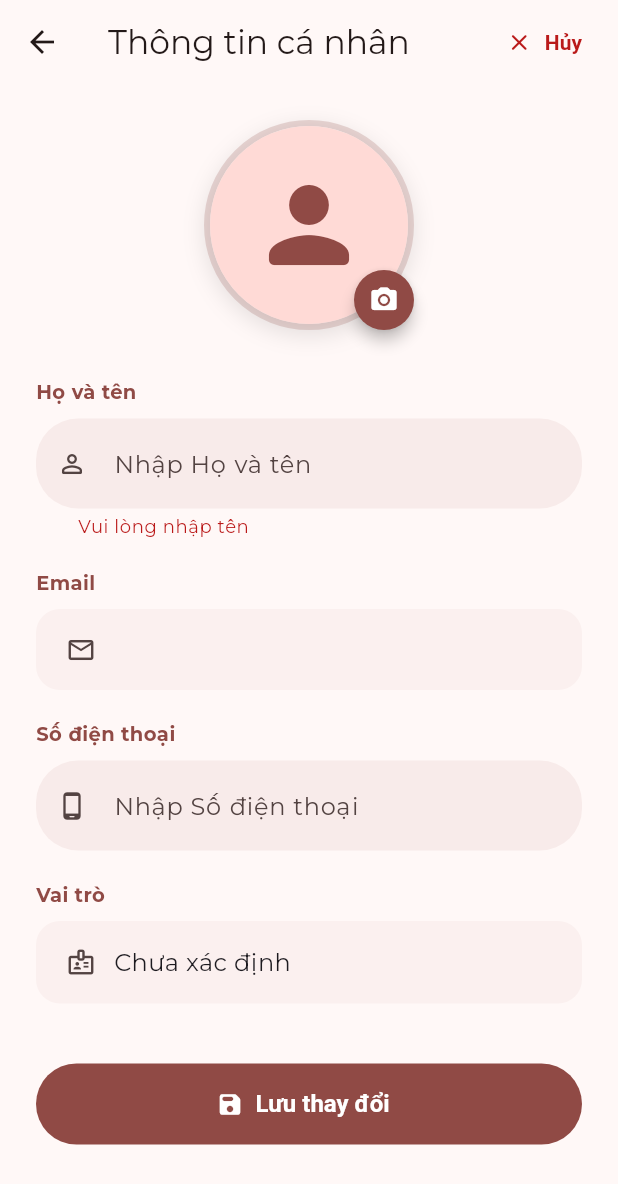
After one commit to VanHari318/QuanLyNhaHang, a Flutter app: the ProfileScreen screen opened directly, after a tap on "Chỉnh sửa", after a tap on "Lưu thay đổi", on a phone screen of 412 x 824 dp. The commit adds this screen. Shown: the top 1184 px of the screen. Run offline on Flutter 3.47's test engine with Material 3 defaults, Android fonts, the phone set to English and light mode, and no system bars; our stand-ins replace cloud_firestore, firebase_auth, firebase_core, flutter_dotenv, flutter_map, geolocator and 5 more; missing offline and left inert: mobile_scanner; accounts and stored records are empty.

Commit message:
update profile for cashie, kitchen and waiter

```diff
--- a/lib/providers/auth_provider.dart
+++ b/lib/providers/auth_provider.dart
@@ -49,7 +49,7 @@ class AuthProvider with ChangeNotifier {
     return result != null;
   }
 
-  Future<void> updateProfile({String? name, String? phoneNumber}) async {
+  Future<void> updateProfile({String? name, String? phoneNumber, String? imageUrl}) async {
     if (_user == null) return;
 
     final updatedUser = UserModel(
@@ -57,7 +57,7 @@ class AuthProvider with ChangeNotifier {
       name: name ?? _user!.name,
       email: _user!.email,
       role: _user!.role,
-      imageUrl: _user!.imageUrl,
+      imageUrl: imageUrl ?? _user!.imageUrl,
       phoneNumber: phoneNumber ?? _user!.phoneNumber,
     );
 
--- a/lib/screens/cashier/cashier_screen.dart
+++ b/lib/screens/cashier/cashier_screen.dart
@@ -7,6 +7,7 @@ import '../../models/order_model.dart';
 import '../../models/table_model.dart';
 import '../../models/user_model.dart';
 import '../../utils/logout_helper.dart';
+import '../profile/profile_screen.dart';
 
 /// Màn hình thu ngân – dùng OrderModel API mới (dish thay foodItem, tableId thay tableNumber)
 class CashierScreen extends StatelessWidget {
@@ -33,6 +34,13 @@ class CashierScreen extends StatelessWidget {
                 onPressed: () => Navigator.pop(context))
             : null,
         actions: [
+          IconButton(
+            icon: const Icon(Icons.person_outline_rounded),
+            onPressed: () => Navigator.push(
+              context,
+              MaterialPageRoute(builder: (_) => const ProfileScreen()),
+            ),
+          ),
           IconButton(
             icon: const Icon(Icons.logout_rounded),
             onPressed: () => LogoutHelper.showLogoutDialog(context),
--- a/lib/screens/kitchen/kitchen_screen.dart
+++ b/lib/screens/kitchen/kitchen_screen.dart
@@ -5,6 +5,7 @@ import '../../providers/order_provider.dart';
 import '../../models/order_model.dart';
 import '../../models/user_model.dart';
 import '../../utils/logout_helper.dart';
+import '../profile/profile_screen.dart';
 
 /// Màn hình bếp – dùng OrderModel API mới (item.dish thay item.foodItem)
 class KitchenScreen extends StatelessWidget {
@@ -32,6 +33,13 @@ class KitchenScreen extends StatelessWidget {
                 onPressed: () => Navigator.pop(context))
             : null,
         actions: [
+          IconButton(
+            icon: const Icon(Icons.person_outline_rounded),
+            onPressed: () => Navigator.push(
+              context,
+              MaterialPageRoute(builder: (_) => const ProfileScreen()),
+            ),
+          ),
           IconButton(
             icon: const Icon(Icons.logout_rounded),
             onPressed: () => LogoutHelper.showLogoutDialog(context),
--- /dev/null
+++ b/lib/screens/profile/profile_screen.dart
@@ -0,0 +1,330 @@
+import 'dart:io';
+import 'package:flutter/material.dart';
+import 'package:provider/provider.dart';
+import 'package:image_picker/image_picker.dart';
+import '../../providers/auth_provider.dart';
+import '../../models/user_model.dart';
+import '../../services/cloudinary_service.dart';
+import 'package:flutter/foundation.dart' show kIsWeb;
+
+class ProfileScreen extends StatefulWidget {
+  const ProfileScreen({super.key});
+
+  @override
+  State<ProfileScreen> createState() => _ProfileScreenState();
+}
+
+class _ProfileScreenState extends State<ProfileScreen> {
+  bool _isEditing = false;
+  final _formKey = GlobalKey<FormState>();
+
+  late TextEditingController _nameController;
+  late TextEditingController _phoneController;
+
+  File? _pickedImage;
+  XFile? _webPickedImage;
+  String? _currentImageUrl;
+  bool _isUploading = false;
+
+  @override
+  void initState() {
+    super.initState();
+    final user = Provider.of<AuthProvider>(context, listen: false).user;
+    _nameController = TextEditingController(text: user?.name ?? '');
+    _phoneController = TextEditingController(text: user?.phoneNumber ?? '');
+    _currentImageUrl = user?.imageUrl;
+  }
+
+  @override
+  void dispose() {
+    _nameController.dispose();
+    _phoneController.dispose();
+    super.dispose();
+  }
+
+  Future<void> _pickImage() async {
+    final picker = ImagePicker();
+    final picked = await picker.pickImage(source: ImageSource.gallery);
+    if (picked != null) {
+      setState(() {
+        _webPickedImage = picked;
+        if (!kIsWeb) {
+          _pickedImage = File(picked.path);
+        }
+      });
+    }
+  }
+
+  Future<void> _saveChanges() async {
+    if (!_formKey.currentState!.validate()) return;
+
+    setState(() => _isUploading = true);
+
+    final authProvider = Provider.of<AuthProvider>(context, listen: false);
+    String finalImageUrl = _currentImageUrl ?? '';
+
+    // Upload image if picked
+    if (_pickedImage != null || _webPickedImage != null) {
+      final uploadedUrl = await CloudinaryService.uploadImage(
+        imageFile: _pickedImage,
+        webImage: _webPickedImage,
+        preset: CloudinaryService.avatarPreset,
+        folder: CloudinaryService.avatarFolder,
+      );
+      if (uploadedUrl.isNotEmpty) {
+        finalImageUrl = uploadedUrl;
+      }
+    }
+
+    try {
+      await authProvider.updateProfile(
+        name: _nameController.text.trim(),
+        phoneNumber: _phoneController.text.trim(),
+        imageUrl: finalImageUrl,
+      );
+
+      if (mounted) {
+        ScaffoldMessenger.of(context).showSnackBar(
+          const SnackBar(content: Text('✅ Cập nhật thông tin thành công')),
+        );
+        setState(() {
+          _isEditing = false;
+          _isUploading = false;
+          _currentImageUrl = finalImageUrl;
+        });
+      }
+    } catch (e) {
+      if (mounted) {
+        ScaffoldMessenger.of(context).showSnackBar(
+          SnackBar(content: Text('❌ Lỗi: $e')),
+        );
+        setState(() => _isUploading = false);
+      }
+    }
+  }
+
+  @override
+  Widget build(BuildContext context) {
+    final user = Provider.of<AuthProvider>(context).user;
+    if (user == null) return const Scaffold(body: Center(child: Text('Không tìm thấy người dùng')));
+    final cs = Theme.of(context).colorScheme;
+
+    return Scaffold(
+      appBar: AppBar(
+        title: const Text('Thông tin cá nhân'),
+        actions: [
+          if (!_isEditing)
+            Padding(
+              padding: const EdgeInsets.only(right: 8),
+              child: TextButton.icon(
+                onPressed: () => setState(() => _isEditing = true),
+                icon: const Icon(Icons.edit_note_rounded),
+                label: const Text('Chỉnh sửa'),
+                style: TextButton.styleFrom(
+                  foregroundColor: cs.primary,
+                  textStyle: const TextStyle(fontWeight: FontWeight.bold),
+                ),
+              ),
+            )
+          else
+            Padding(
+              padding: const EdgeInsets.only(right: 8),
+              child: TextButton.icon(
+                onPressed: () => setState(() {
+                  _isEditing = false;
+                  _nameController.text = user.name;
+                  _phoneController.text = user.phoneNumber ?? '';
+                  _pickedImage = null;
+                  _webPickedImage = null;
+                }),
+                icon: const Icon(Icons.close_rounded),
+                label: const Text('Hủy'),
+                style: TextButton.styleFrom(
+                  foregroundColor: cs.error,
+                  textStyle: const TextStyle(fontWeight: FontWeight.bold),
+                ),
+              ),
+            ),
+        ],
+      ),
+      body: SingleChildScrollView(
+        padding: const EdgeInsets.all(24),
+        child: Form(
+          key: _formKey,
+          child: Column(
+            children: [
+              // Avatar Section
+              Center(
+                child: Stack(
+                  children: [
+                    Container(
+                      width: 140,
+                      height: 140,
+                      decoration: BoxDecoration(
+                        shape: BoxShape.circle,
+                        border: Border.all(color: cs.primary.withValues(alpha: 0.2), width: 4),
+                        boxShadow: [
+                          BoxShadow(
+                            color: Colors.black.withValues(alpha: 0.1),
+                            blurRadius: 12,
+                            offset: const Offset(0, 4),
+                          )
+                        ],
+                      ),
+                      child: ClipOval(
+                        child: _webPickedImage != null
+                            ? Image.network(_webPickedImage!.path, fit: BoxFit.cover)
+                            : (_pickedImage != null
+                                ? Image.file(_pickedImage!, fit: BoxFit.cover)
+                                : (user.imageUrl.isNotEmpty
+                                    ? Image.network(user.imageUrl,
+                                        fit: BoxFit.cover,
+                                        errorBuilder: (_, __, ___) => Container(
+                                              color: cs.primaryContainer,
+                                              child: Icon(Icons.person_rounded,
+                                                  size: 80, color: cs.primary),
+                                            ))
+                                    : Container(
+                                        color: cs.primaryContainer,
+                                        child: Icon(Icons.person_rounded,
+                                            size: 80, color: cs.primary),
+                                      ))),
+                      ),
+                    ),
+                    if (_isEditing)
+                      Positioned(
+                        bottom: 0,
+                        right: 0,
+                        child: Material(
+                          color: cs.primary,
+                          shape: const CircleBorder(),
+                          elevation: 4,
+                          child: InkWell(
+                            onTap: _pickImage,
+                            customBorder: const CircleBorder(),
+                            child: const Padding(
+                              padding: EdgeInsets.all(10),
+                              child: Icon(Icons.camera_alt_rounded, color: Colors.white, size: 20),
+                            ),
+                          ),
+                        ),
+                      ),
+                  ],
+                ),
+              ),
+              const SizedBox(height: 32),
+
+              // Info Section
+              _buildInfoField(
+                label: 'Họ và tên',
+                controller: _nameController,
+                icon: Icons.person_outline_rounded,
+                isEditing: _isEditing,
+                validator: (v) => v == null || v.isEmpty ? 'Vui lòng nhập tên' : null,
+              ),
+              const SizedBox(height: 20),
+
+              _buildInfoField(
+                label: 'Email',
+                initialValue: user.email,
+                icon: Icons.email_outlined,
+                isEditing: false, // Email is not editable
+              ),
+              const SizedBox(height: 20),
+
+              _buildInfoField(
+                label: 'Số điện thoại',
+                controller: _phoneController,
+                icon: Icons.phone_android_rounded,
+                isEditing: _isEditing,
+                keyboardType: TextInputType.phone,
+              ),
+              const SizedBox(height: 20),
+
+              _buildInfoField(
+                label: 'Vai trò',
+                initialValue: _roleLabel(user.role),
+                icon: Icons.badge_outlined,
+                isEditing: false, // Role is not editable
+              ),
+
+              if (_isEditing) ...[
+                const SizedBox(height: 40),
+                SizedBox(
+                  width: double.infinity,
+                  child: FilledButton.icon(
+                    onPressed: _isUploading ? null : _saveChanges,
+                    icon: _isUploading
+                        ? const SizedBox(width: 20, height: 20, child: CircularProgressIndicator(strokeWidth: 2, color: Colors.white))
+                        : const Icon(Icons.save_rounded),
+                    label: Text(_isUploading ? 'Đang lưu...' : 'Lưu thay đổi'),
+                  ),
+                ),
+              ],
+            ],
+          ),
+        ),
+      ),
+    );
+  }
+
+  Widget _buildInfoField({
+    required String label,
+    TextEditingController? controller,
+    String? initialValue,
+    required IconData icon,
+    required bool isEditing,
+    String? Function(String?)? validator,
+    TextInputType? keyboardType,
+  }) {
+    final cs = Theme.of(context).colorScheme;
+    return Column(
+      crossAxisAlignment: CrossAxisAlignment.start,
+      children: [
+        Text(label, style: TextStyle(fontSize: 13, fontWeight: FontWeight.bold, color: cs.primary)),
+        const SizedBox(height: 8),
+        if (isEditing && controller != null)
+          TextFormField(
+            controller: controller,
+            validator: validator,
+            keyboardType: keyboardType,
+            decoration: InputDecoration(
+              prefixIcon: Icon(icon, size: 20),
+              hintText: 'Nhập $label',
+            ),
+          )
+        else
+          Container(
+            padding: const EdgeInsets.symmetric(horizontal: 20, vertical: 16),
+            decoration: BoxDecoration(
+              color: cs.surfaceContainerHighest.withValues(alpha: 0.3),
+              borderRadius: BorderRadius.circular(16),
+            ),
+            child: Row(
+              children: [
+                Icon(icon, size: 20, color: cs.onSurfaceVariant),
+                const SizedBox(width: 12),
+                Expanded(
+                  child: Text(
+                    initialValue ?? controller?.text ?? '',
+                    style: const TextStyle(fontSize: 16),
+                  ),
+                ),
+              ],
+            ),
+          ),
+      ],
+    );
+  }
+
+  String _roleLabel(UserRole role) {
+    return switch (role) {
+      UserRole.admin => 'Quản trị viên',
+      UserRole.waiter => 'Nhân viên Phục vụ',
+      UserRole.chef => 'Bếp trưởng',
+      UserRole.cashier => 'Thu ngân',
+      UserRole.customer => 'Khách hàng',
+      _ => 'Chưa xác định',
+    };
+  }
+}
--- a/lib/screens/waiter/table_selection_screen.dart
+++ b/lib/screens/waiter/table_selection_screen.dart
@@ -9,6 +9,7 @@ import '../../models/order_model.dart';
 import 'ordering_screen.dart';
 import '../active_table_dialog.dart';
 import '../../utils/logout_helper.dart';
+import '../profile/profile_screen.dart';
 
 /// Màn hình chọn bàn cho waiter – dùng table.name (thay table.number)
 class TableSelectionScreen extends StatelessWidget {
@@ -31,6 +32,13 @@ class TableSelectionScreen extends StatelessWidget {
                 onPressed: () => Navigator.pop(context))
             : null,
         actions: [
+          IconButton(
+            icon: const Icon(Icons.person_outline_rounded),
+            onPressed: () => Navigator.push(
+              context,
+              MaterialPageRoute(builder: (_) => const ProfileScreen()),
+            ),
+          ),
           IconButton(
             icon: const Icon(Icons.logout_rounded),
             onPressed: () => LogoutHelper.showLogoutDialog(context),
```
Also changed, not shown: pubspec.lock.
